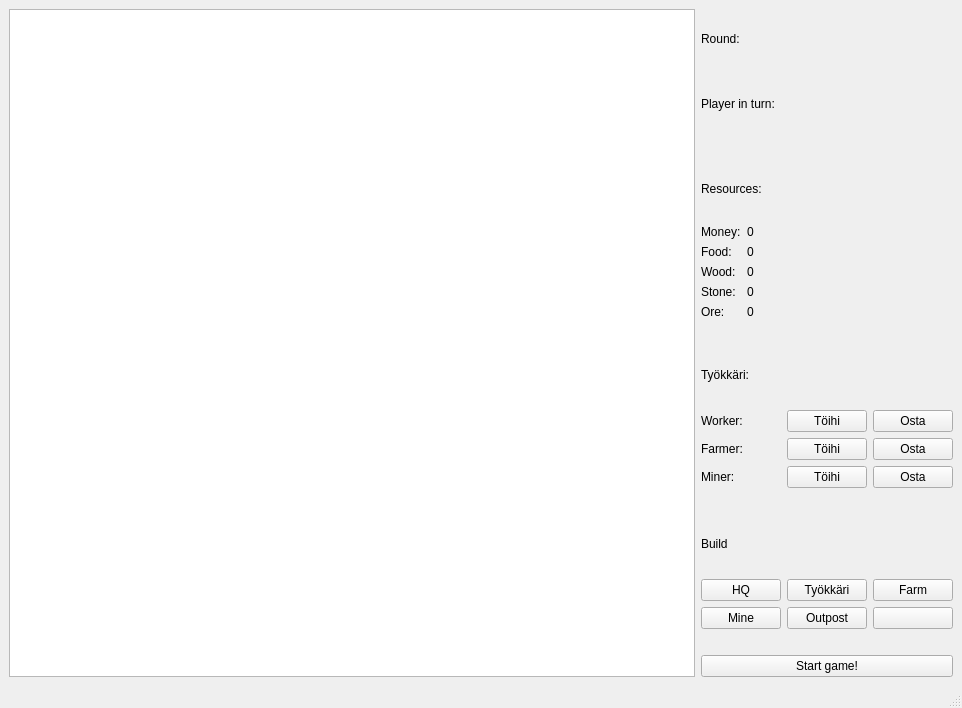
This is Game/mapwindow.ui in Alraatla/Pirkanmaan-Valloitus as Qt 5 draws it before an edit. The edited form follows.
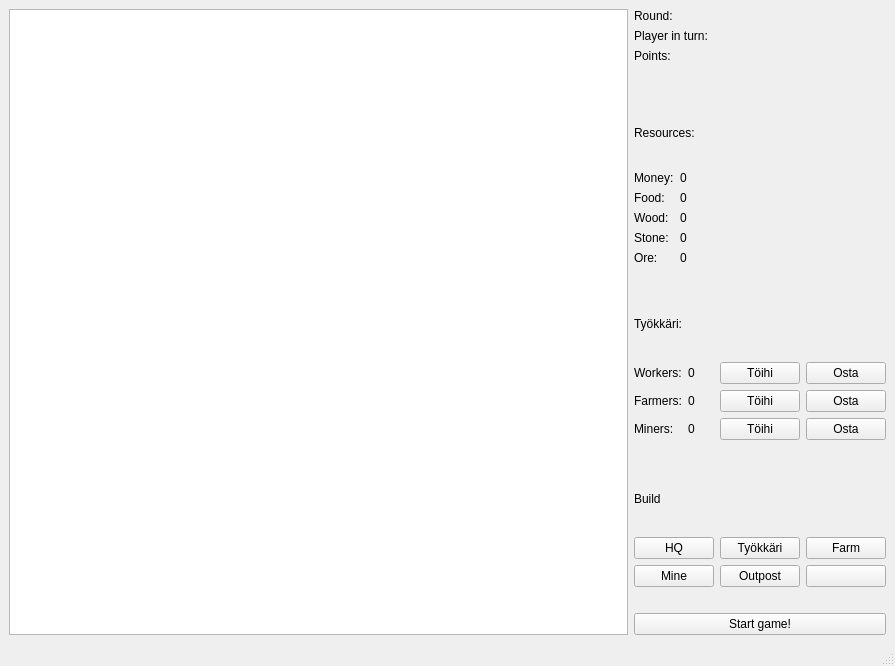
This is the edited form.

Commit message: Added points and buttons disable when not needed

```diff
--- a/Game/mapwindow.ui
+++ b/Game/mapwindow.ui
@@ -6,8 +6,8 @@
    <rect>
     <x>0</x>
     <y>0</y>
-    <width>962</width>
-    <height>708</height>
+    <width>895</width>
+    <height>666</height>
    </rect>
   </property>
   <property name="windowTitle">
@@ -18,6 +18,8 @@
     <item row="0" column="1">
      <layout class="QVBoxLayout" name="verticalLayout">
       <item>
+       <layout class="QFormLayout" name="formLayout_2">
+        <item row="0" column="0">
        <widget class="QLabel" name="roundLabel">
         <property name="text">
          <string>Round: </string>
@@ -27,13 +29,43 @@
         </property>
        </widget>
       </item>
-      <item>
+        <item row="1" column="0">
        <widget class="QLabel" name="playerTurnLabel">
         <property name="text">
          <string>Player in turn:</string>
         </property>
        </widget>
       </item>
+        <item row="2" column="0">
+         <widget class="QLabel" name="label">
+          <property name="text">
+           <string>Points: </string>
+          </property>
+         </widget>
+        </item>
+        <item row="0" column="1">
+         <widget class="QLabel" name="roundAmountLabel">
+          <property name="text">
+           <string/>
+          </property>
+         </widget>
+        </item>
+        <item row="1" column="1">
+         <widget class="QLabel" name="playerNameLabel">
+          <property name="text">
+           <string/>
+          </property>
+         </widget>
+        </item>
+        <item row="2" column="1">
+         <widget class="QLabel" name="pointsAmountLabel">
+          <property name="text">
+           <string/>
+          </property>
+         </widget>
+        </item>
+       </layout>
+      </item>
       <item>
        <spacer name="horizontalSpacer">
         <property name="orientation">
@@ -159,66 +191,87 @@
         <item row="0" column="0">
          <widget class="QLabel" name="workerLabel">
           <property name="text">
-           <string>Worker:</string>
+           <string>Workers:</string>
           </property>
          </widget>
         </item>
         <item row="1" column="0">
          <widget class="QLabel" name="farmerLabel">
           <property name="text">
-           <string>Farmer:</string>
+           <string>Farmers:</string>
           </property>
          </widget>
         </item>
         <item row="2" column="0">
          <widget class="QLabel" name="minerLabel">
           <property name="text">
-           <string>Miner:</string>
+           <string>Miners:</string>
           </property>
          </widget>
         </item>
-        <item row="0" column="1">
+        <item row="0" column="2">
          <widget class="QPushButton" name="workerAssignButton">
           <property name="text">
            <string>Töihi</string>
           </property>
          </widget>
         </item>
-        <item row="2" column="1">
+        <item row="2" column="2">
          <widget class="QPushButton" name="minerAssignButton">
           <property name="text">
            <string>Töihi</string>
           </property>
          </widget>
         </item>
-        <item row="1" column="1">
+        <item row="1" column="2">
          <widget class="QPushButton" name="farmerAssignButton">
           <property name="text">
            <string>Töihi</string>
           </property>
          </widget>
         </item>
-        <item row="0" column="2">
+        <item row="0" column="3">
          <widget class="QPushButton" name="workerBuyButton">
           <property name="text">
            <string>Osta</string>
           </property>
          </widget>
         </item>
-        <item row="1" column="2">
+        <item row="1" column="3">
          <widget class="QPushButton" name="farmerBuyButton">
           <property name="text">
            <string>Osta</string>
           </property>
          </widget>
         </item>
-        <item row="2" column="2">
+        <item row="2" column="3">
          <widget class="QPushButton" name="minerBuyButton">
           <property name="text">
            <string>Osta</string>
           </property>
          </widget>
         </item>
+        <item row="0" column="1">
+         <widget class="QLabel" name="workerAmountLabel">
+          <property name="text">
+           <string>0</string>
+          </property>
+         </widget>
+        </item>
+        <item row="1" column="1">
+         <widget class="QLabel" name="farmerAmountLabel">
+          <property name="text">
+           <string>0</string>
+          </property>
+         </widget>
+        </item>
+        <item row="2" column="1">
+         <widget class="QLabel" name="minerAmountLabel">
+          <property name="text">
+           <string>0</string>
+          </property>
+         </widget>
+        </item>
        </layout>
       </item>
       <item>
```
Left out of the diff: 2 changed lines with no effect on the pictures. Lines whose indentation alone changed are shown as unchanged. The commit also changes 4 other files.
